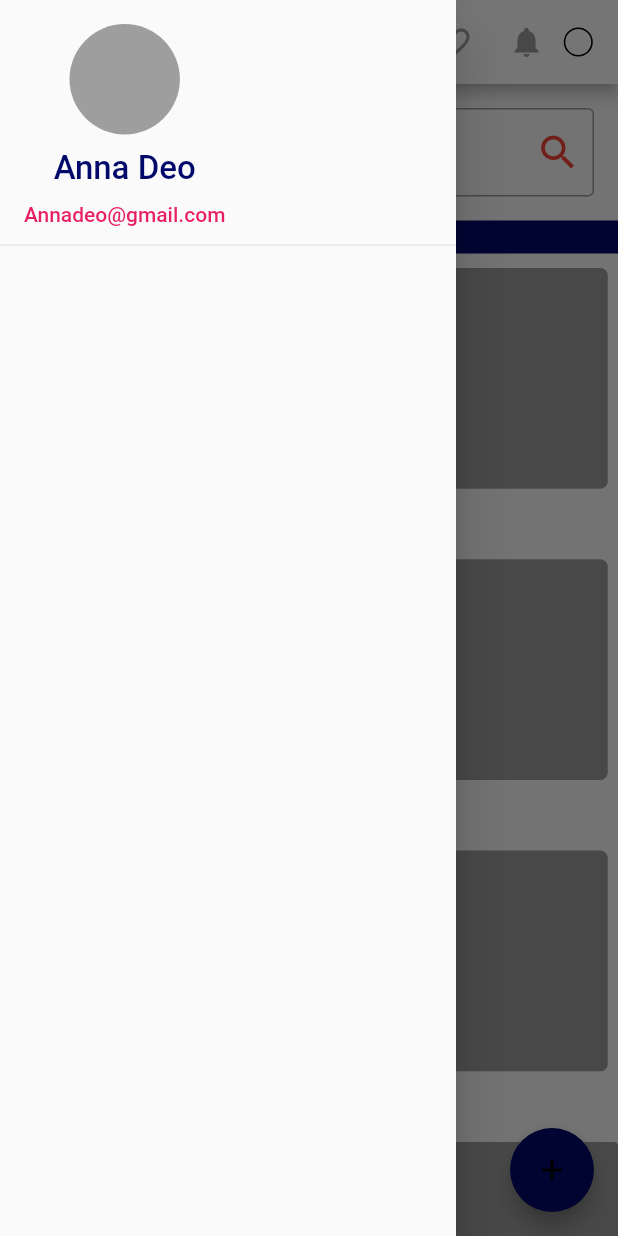
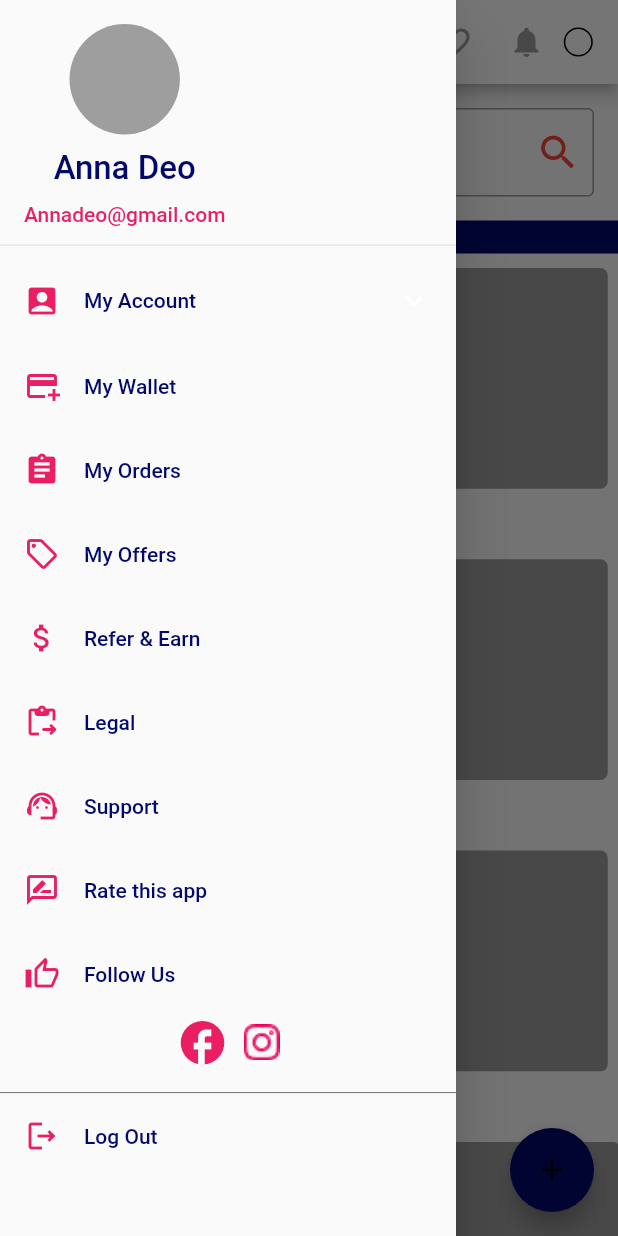
Before and after one commit to premkhandelwal/fresh_factory, a Flutter app: the HomePage screen opened directly, with the side drawer open, on a phone screen of 412 x 824 dp. Run offline on Flutter 3.47's test engine with Material 2 defaults, Android fonts, the light colour scheme and no system bars; our stand-ins replace bloc, flutter_bloc, flutter_fortune_wheel, flutter_screenutil.

Commit message:
Added order page

```diff
--- a/lib/main.dart
+++ b/lib/main.dart
@@ -6,7 +6,7 @@ import 'package:fresh/businessLogic/blocs/auth/auth_bloc.dart';
 import 'package:fresh/data/dataProviders/auth_provider.dart';
 import 'package:fresh/main%20copy1.dart';
 import 'package:fresh/presentation/screens/home/home_screen.dart';
-import 'package:fresh/presentation/screens/home/referral_wallet.dart';
+import 'package:fresh/presentation/screens/payments/wallet_screen.dart';
 import 'package:fresh/presentation/screens/payments/bank_details.dart';
 import 'package:fresh/presentation/screens/payments/payment_method_screen.dart';
 import 'package:fresh/presentation/widgets/home/fortune_wheel_widget.dart';
@@ -87,7 +87,7 @@ class NewWidget extends StatelessWidget {
               Navigator.push(
                 context,
                 MaterialPageRoute(
-                    builder: (ctx) => const ReferralWalletScreen()),
+                    builder: (ctx) => const WalletScreen()),
               );
             },
             child: const Text("Referral Wallet Page"),
--- a/lib/presentation/screens/home/home_screen.dart
+++ b/lib/presentation/screens/home/home_screen.dart
@@ -1,6 +1,10 @@
 import 'package:flutter/material.dart';
 import 'package:flutter_screenutil/flutter_screenutil.dart';
 import 'package:fresh/presentation/screens/home/app_bar_widgets_home.dart';
+import 'package:fresh/presentation/screens/orders/order_main_page.dart';
+import 'package:fresh/presentation/screens/payments/bank_details.dart';
+import 'package:fresh/presentation/screens/payments/wallet_screen.dart';
+import 'package:fresh/presentation/screens/profile/edit_profile_details_page.dart';
 import 'package:fresh/presentation/utils/custom_header_widget.dart';
 import 'package:fresh/presentation/widgets/home/brands_widget.dart';
 import 'package:fresh/presentation/widgets/home/categories_widget.dart';
@@ -10,6 +14,7 @@ class HomePage extends StatelessWidget {
   const HomePage({Key? key}) : super(key: key);
   @override
   Widget build(BuildContext context) {
+    final instaLogo = AssetImage('assets/instagram.png');
     return Scaffold(
       drawer: Drawer(
           child: ListView(
@@ -42,7 +47,140 @@ class HomePage extends StatelessWidget {
                 ),
               ),
             ),
-          )
+          ),
+          ExpansionTile(
+            leading: Icon(
+              Icons.account_box,
+              color: Colors.pink,
+            ),
+            // tilePadding: EdgeInsets.zero,
+            // childrenPadding: ,
+
+            title: Transform.translate(
+                offset: Offset(-16, 0),
+                child: Text(
+                  "My Account",
+                  style: TextStyle(color: const Color(0xff02096B)),
+                )),
+            collapsedIconColor: Colors.white,
+            iconColor: Colors.white,
+            expandedAlignment: Alignment.centerRight,
+            children: [
+              ListTile(
+                title: Text("Basic Info"),
+                dense: true,
+                minVerticalPadding: 0,
+                contentPadding: EdgeInsets.symmetric(horizontal: 64),
+                visualDensity: VisualDensity(horizontal: 1, vertical: -4),
+                onTap: (){
+                  Navigator.push(
+                    context,
+                    MaterialPageRoute(
+                      builder: (ctx) => EditProfileDetailsPage()
+                    ),
+                  );
+                },
+              ),
+              ListTile(
+                title: Text("Bank Info"),
+                dense: true,
+                contentPadding: EdgeInsets.symmetric(horizontal: 64),
+                visualDensity: VisualDensity(horizontal: 1, vertical: -4),
+                onTap: (){
+                  Navigator.push(
+                    context,
+                    MaterialPageRoute(
+                      builder: (ctx) => BankDetailsScreen()
+                    ),
+                  );
+                },
+              ),
+              SizedBox(height: 15),
+            ],
+          ),
+         /*  ListTile(
+            leading: Icon(Icons.account_circle_outlined, color: Colors.pink),
+            title: Text("My Profile"),
+            minLeadingWidth: 8,
+          ), */
+          ListTile(
+            leading: Icon(Icons.add_card, color: Colors.pink),
+            title: Text("My Wallet"),
+            minLeadingWidth: 8,
+            onTap: (){
+              Navigator.push(
+                context,
+                MaterialPageRoute(
+                  builder: (ctx) => WalletScreen()
+                ),
+              );
+            },
+          ),
+          ListTile(
+            leading: Icon(Icons.assignment, color: Colors.pink),
+            title: Text("My Orders"),
+            minLeadingWidth: 8,
+            onTap: (){
+              Navigator.push(
+                context,
+                MaterialPageRoute(
+                  builder: (ctx) => OrderMainPage()
+                ),
+              );
+            },
+          ),
+          ListTile(
+            leading: Icon(Icons.local_offer_outlined, color: Colors.pink),
+            title: Text("My Offers"),
+            minLeadingWidth: 8,
+          ),
+          ListTile(
+            leading: Icon(Icons.attach_money, color: Colors.pink),
+            title: Text("Refer & Earn"),
+            minLeadingWidth: 8,
+          ),
+          ListTile(
+            leading: Icon(Icons.content_paste_go_rounded, color: Colors.pink),
+            title: Text("Legal"),
+            minLeadingWidth: 8,
+          ),
+          ListTile(
+            leading: Icon(Icons.support_agent, color: Colors.pink),
+            title: Text("Support"),
+            minLeadingWidth: 8,
+          ),
+          ListTile(
+            leading: Icon(Icons.rate_review_outlined, color: Colors.pink),
+            title: Text("Rate this app"),
+            minLeadingWidth: 8,
+          ),
+          ListTile(
+            leading: Icon(Icons.thumb_up_alt_outlined, color: Colors.pink),
+            title: Text("Follow Us"),
+            minLeadingWidth: 8,
+          ),
+          Row(
+            mainAxisAlignment: MainAxisAlignment.center,
+            children: [
+              Icon(
+                Icons.facebook_outlined,
+                color: Colors.pink,
+                size: 35,
+              ),
+              SizedBox(width: 10),
+              Image(image: instaLogo)
+            ],
+          ),
+          SizedBox(height: 15),
+          Divider(
+            color: Colors.black54,
+            height: 2,
+          ),
+          ListTile(
+            leading: Icon(Icons.logout_outlined, color: Colors.pink),
+            title: Text("Log Out"),
+            minLeadingWidth: 8,
+          ),
         ],
       )),
       appBar: AppBar(
@@ -115,7 +253,7 @@ class HomePage extends StatelessWidget {
               child: SingleChildScrollView(
                 scrollDirection: Axis.horizontal,
                 child: Row(
-                  children:  [
+                  children: [
                     CategoriesWidget(),
                     SizedBox(width: 5.w),
                     CategoriesWidget(),
@@ -133,7 +271,7 @@ class HomePage extends StatelessWidget {
               child: SingleChildScrollView(
                 scrollDirection: Axis.horizontal,
                 child: Row(
-                  children:  [
+                  children: [
                     BrandsWidget(),
                     SizedBox(width: 7.w),
                     BrandsWidget(),
@@ -153,7 +291,7 @@ class HomePage extends StatelessWidget {
               child: SingleChildScrollView(
                 scrollDirection: Axis.horizontal,
                 child: Row(
-                  children:  [
+                  children: [
                     FeaturedProductsWidget(),
                     SizedBox(width: 7.w),
                     FeaturedProductsWidget(),
```
Also changed, not shown: lib/presentation/screens/orders/order_main_page.dart (added, +107 -0 lines), lib/presentation/screens/payments/bank_details.dart (+1 -38 lines), lib/presentation/screens/payments/wallet_screen.dart (renamed from lib/presentation/screens/home/referral_wallet.dart, +4 -4 lines), lib/presentation/screens/profile/edit_profile_details_page.dart (added, +139 -0 lines), lib/presentation/widgets/utils/custom_text_field_widget.dart (added, +40 -0 lines), assets/instagram.png (added), assets/noCurrentOrders.png (added).
